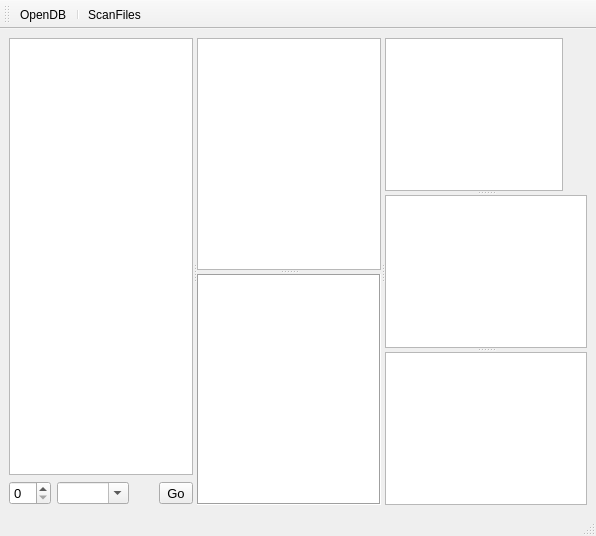
The window that view/new_view.ui (Michal-D4/MyFiles) describes before a commit, drawn with Qt 5.
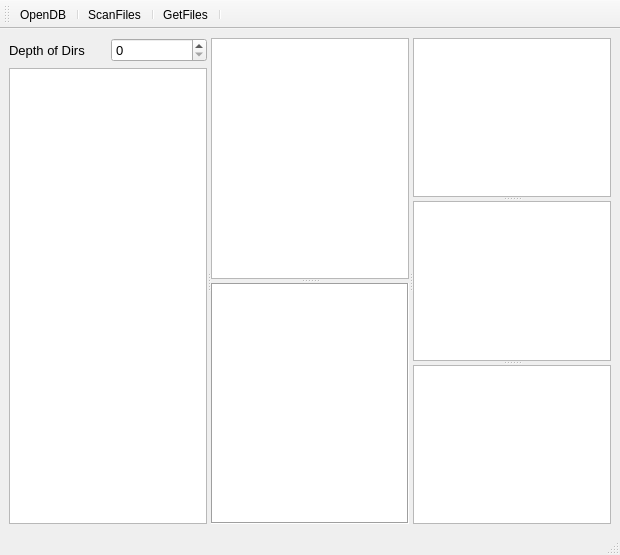
The same window after the commit. Icons and pictures are not drawn.

Commit message: new main form

```diff
--- a/view/new_view.ui
+++ b/view/new_view.ui
@@ -6,8 +6,8 @@
    <rect>
     <x>0</x>
     <y>0</y>
-    <width>596</width>
-    <height>536</height>
+    <width>620</width>
+    <height>555</height>
    </rect>
   </property>
   <property name="acceptDrops">
@@ -23,8 +23,39 @@
       <property name="orientation">
        <enum>Qt::Horizontal</enum>
       </property>
-      <widget class="QWidget" name="layoutWidget">
+      <widget class="QWidget" name="">
        <layout class="QVBoxLayout" name="verticalLayout">
+        <item>
+         <layout class="QHBoxLayout" name="horizontalLayout">
+          <item>
+           <widget class="QLabel" name="label">
+            <property name="font">
+             <font>
+              <pointsize>10</pointsize>
+             </font>
+            </property>
+            <property name="text">
+             <string>Depth of Dirs</string>
+            </property>
+            <property name="buddy">
+             <cstring>level</cstring>
+            </property>
+           </widget>
+          </item>
+          <item>
+           <widget class="QSpinBox" name="level">
+            <property name="font">
+             <font>
+              <pointsize>10</pointsize>
+             </font>
+            </property>
+            <property name="toolTip">
+             <string>&lt;html&gt;&lt;head/&gt;&lt;body&gt;&lt;p&gt;Search level, 0 - all&lt;/p&gt;&lt;/body&gt;&lt;/html&gt;</string>
+            </property>
+           </widget>
+          </item>
+         </layout>
+        </item>
         <item>
          <widget class="QTreeView" name="dirTree">
           <property name="font">
@@ -46,60 +77,6 @@
           </property>
          </widget>
         </item>
-        <item>
-         <layout class="QHBoxLayout" name="horizontalLayout">
-          <item>
-           <widget class="QSpinBox" name="level">
-            <property name="font">
-             <font>
-              <pointsize>10</pointsize>
-             </font>
-            </property>
-            <property name="toolTip">
-             <string>&lt;html&gt;&lt;head/&gt;&lt;body&gt;&lt;p&gt;Search level, 0 - all&lt;/p&gt;&lt;/body&gt;&lt;/html&gt;</string>
-            </property>
-           </widget>
-          </item>
-          <item>
-           <widget class="QComboBox" name="cb_places">
-            <property name="editable">
-             <bool>true</bool>
-            </property>
-           </widget>
-          </item>
-          <item>
-           <spacer name="horizontalSpacer">
-            <property name="orientation">
-             <enum>Qt::Horizontal</enum>
-            </property>
-            <property name="sizeHint" stdset="0">
-             <size>
-              <width>40</width>
-              <height>20</height>
-             </size>
-            </property>
-           </spacer>
-          </item>
-          <item>
-           <widget class="QToolButton" name="goButton">
-            <property name="font">
-             <font>
-              <pointsize>10</pointsize>
-             </font>
-            </property>
-            <property name="focusPolicy">
-             <enum>Qt::NoFocus</enum>
-            </property>
-            <property name="toolTip">
-             <string>&lt;html&gt;&lt;head/&gt;&lt;body&gt;&lt;p&gt;Start files search&lt;/p&gt;&lt;/body&gt;&lt;/html&gt;</string>
-            </property>
-            <property name="text">
-             <string>Go</string>
-            </property>
-           </widget>
-          </item>
-         </layout>
-        </item>
        </layout>
       </widget>
       <widget class="QSplitter" name="splitter_files">
@@ -127,108 +104,16 @@
        <property name="orientation">
         <enum>Qt::Vertical</enum>
        </property>
-       <widget class="QWidget" name="layoutWidget">
-        <layout class="QHBoxLayout" name="ext_layout">
-         <property name="spacing">
-          <number>0</number>
-         </property>
-         <item>
-          <widget class="QListView" name="extList">
-           <property name="enabled">
-            <bool>true</bool>
-           </property>
-           <property name="toolTip">
-            <string>&lt;html&gt;&lt;head/&gt;&lt;body&gt;&lt;p&gt;File extensions&lt;/p&gt;&lt;/body&gt;&lt;/html&gt;</string>
-           </property>
-           <property name="selectionMode">
-            <enum>QAbstractItemView::ExtendedSelection</enum>
-           </property>
-          </widget>
-         </item>
-         <item>
-          <layout class="QVBoxLayout" name="verticalLayout_2">
-           <property name="spacing">
-            <number>0</number>
-           </property>
-           <item>
-            <widget class="QToolButton" name="buttonAdd">
-             <property name="maximumSize">
-              <size>
-               <width>16777215</width>
-               <height>16777215</height>
-              </size>
-             </property>
-             <property name="focusPolicy">
-              <enum>Qt::NoFocus</enum>
-             </property>
-             <property name="toolTip">
-              <string>&lt;html&gt;&lt;head/&gt;&lt;body&gt;&lt;p&gt;Add extension&lt;/p&gt;&lt;/body&gt;&lt;/html&gt;</string>
-             </property>
-             <property name="autoFillBackground">
-              <bool>true</bool>
-             </property>
-             <property name="text">
-              <string/>
-             </property>
-             <property name="icon">
-              <iconset>
-               <normalon>:/image/plus.png</normalon>
-              </iconset>
-             </property>
-             <property name="toolButtonStyle">
-              <enum>Qt::ToolButtonIconOnly</enum>
-             </property>
-             <property name="autoRaise">
-              <bool>true</bool>
-             </property>
-            </widget>
-           </item>
-           <item>
-            <widget class="QToolButton" name="buttonRemove">
-             <property name="maximumSize">
-              <size>
-               <width>16777215</width>
-               <height>16777215</height>
-              </size>
-             </property>
-             <property name="focusPolicy">
-              <enum>Qt::NoFocus</enum>
-             </property>
-             <property name="toolTip">
-              <string>&lt;html&gt;&lt;head/&gt;&lt;body&gt;&lt;p&gt;Remove current extension&lt;/p&gt;&lt;/body&gt;&lt;/html&gt;</string>
-             </property>
-             <property name="autoFillBackground">
-              <bool>true</bool>
-             </property>
-             <property name="text">
-              <string/>
-             </property>
-             <property name="icon">
-              <iconset>
-               <normalon>:/image/minus.png</normalon>
-              </iconset>
-             </property>
-             <property name="autoRaise">
-              <bool>true</bool>
-             </property>
-            </widget>
-           </item>
-           <item>
-            <spacer name="verticalSpacer">
-             <property name="orientation">
-              <enum>Qt::Vertical</enum>
-             </property>
-             <property name="sizeHint" stdset="0">
-              <size>
-               <width>20</width>
-               <height>40</height>
-              </size>
-             </property>
-            </spacer>
-           </item>
-          </layout>
-         </item>
-        </layout>
+       <widget class="QListView" name="extList">
+        <property name="enabled">
+         <bool>true</bool>
+        </property>
+        <property name="toolTip">
+         <string>&lt;html&gt;&lt;head/&gt;&lt;body&gt;&lt;p&gt;File extensions&lt;/p&gt;&lt;/body&gt;&lt;/html&gt;</string>
+        </property>
+        <property name="selectionMode">
+         <enum>QAbstractItemView::ExtendedSelection</enum>
+        </property>
        </widget>
        <widget class="QListView" name="tagsList">
         <property name="toolTip">
@@ -268,6 +153,9 @@
    <addaction name="actionOpenDB"/>
    <addaction name="separator"/>
    <addaction name="actionScanFiles"/>
+   <addaction name="separator"/>
+   <addaction name="actionGetFiles"/>
+   <addaction name="separator"/>
   </widget>
   <action name="actionOpenDB">
    <property name="icon">
@@ -295,6 +183,19 @@
     <string>ScanFiles</string>
    </property>
   </action>
+  <action name="actionGetFiles">
+   <property name="icon">
+    <iconset>
+     <normalon>:/image/ic_action_play.png</normalon>
+    </iconset>
+   </property>
+   <property name="text">
+    <string>GetFiles</string>
+   </property>
+   <property name="toolTip">
+    <string>Get list of files</string>
+   </property>
+  </action>
  </widget>
  <resources>
   <include location="res/res2.qrc"/>
```
The commit also changes 5 other files.
